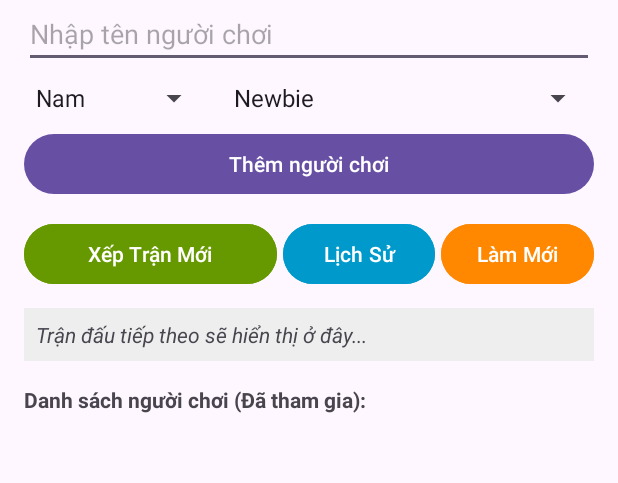
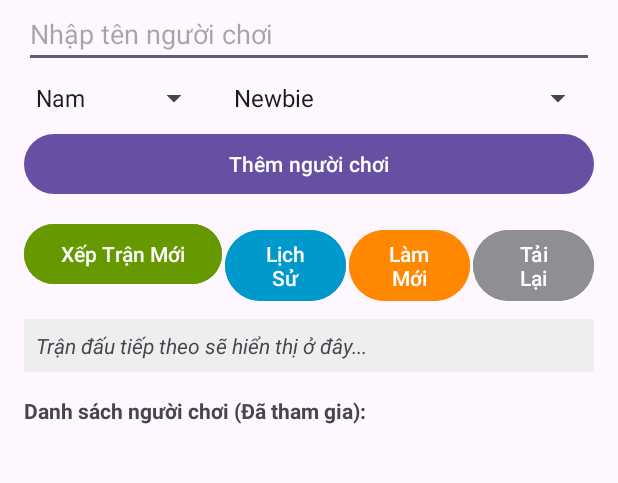
Before and after one commit to nguyentrannguyenthanh-png/Host_Badminton, an Android app: the screen it shows after launch (MainActivity), on a phone screen of 412 x 824 dp, the part 131-614 px from its top. Run offline under Robolectric (Android 15) with nearby library versions, the light colour scheme and no system bars.

Commit message:
Add reload button, score inputs, and detail skill level display to Android app

```diff
--- a/app/src/main/java/com/example/hostbadminton/HistoryManager.java
+++ b/app/src/main/java/com/example/hostbadminton/HistoryManager.java
@@ -114,6 +114,10 @@
         public Integer getScore1() { return score1; }
         public Integer getScore2() { return score2; }
 
+        // 🟢 THÊM 2 HÀM NÀY VÀO LÀ HẾT LỖI
+        public int getRoundNumber() { return roundNumber; }
+        public int getCourtNumber() { return courtNumber; }
+
         public boolean containsPlayer(String playerId) {
             return p1.getId().equals(playerId) || p2.getId().equals(playerId) ||
                     p3.getId().equals(playerId) || p4.getId().equals(playerId);
--- a/app/src/main/res/layout/activity_main.xml
+++ b/app/src/main/res/layout/activity_main.xml
@@ -6,7 +6,7 @@
     android:paddingLeft="16dp"
     android:paddingRight="16dp"
     android:paddingBottom="16dp"
-    android:paddingTop="48dp"> <!-- 🟢 Đẩy toàn bộ giao diện xuống dưới Camera -->
+    android:paddingTop="48dp">
 
     <!-- Tiêu đề ứng dụng -->
     <TextView
@@ -53,7 +53,7 @@
         android:layout_marginTop="8dp"
         android:text="Thêm người chơi" />
 
-    <!-- 🟢 HÀNG NÚT CHỨC NĂNG: Xếp Trận Mới | Lịch Sử | Làm Mới -->
+    <!-- 🟢 HÀNG NÚT CHỨC NĂNG: Xếp Trận Mới | Lịch Sử | Làm Mới | Tải Lại -->
     <LinearLayout
         android:layout_width="match_parent"
         android:layout_height="wrap_content"
@@ -64,7 +64,7 @@
             android:id="@+id/btnSuggestMatch"
             android:layout_width="0dp"
             android:layout_height="wrap_content"
-            android:layout_weight="2"
+            android:layout_weight="1.8"
             android:backgroundTint="@android:color/holo_green_dark"
             android:text="Xếp Trận Mới" />
 
@@ -72,8 +72,8 @@
             android:id="@+id/btnViewHistory"
             android:layout_width="0dp"
             android:layout_height="wrap_content"
-            android:layout_weight="1.2"
-            android:layout_marginStart="4dp"
+            android:layout_weight="1.1"
+            android:layout_marginStart="2dp"
             android:backgroundTint="@android:color/holo_blue_dark"
             android:text="Lịch Sử" />
 
@@ -81,10 +81,19 @@
             android:id="@+id/btnReset"
             android:layout_width="0dp"
             android:layout_height="wrap_content"
-            android:layout_weight="1.2"
-            android:layout_marginStart="4dp"
+            android:layout_weight="1.1"
+            android:layout_marginStart="2dp"
             android:backgroundTint="@android:color/holo_orange_dark"
             android:text="Làm Mới" />
+
+        <Button
+            android:id="@+id/btnReload"
+            android:layout_width="0dp"
+            android:layout_height="wrap_content"
+            android:layout_weight="1.1"
+            android:layout_marginStart="2dp"
+            android:backgroundTint="#8E8E93"
+            android:text="Tải Lại" />
     </LinearLayout>
 
     <!-- Khu vực hiển thị kết quả trận đấu vừa xếp -->
```
Also changed, not shown: app/src/main/java/com/example/hostbadminton/MainActivity.java (+110 -13 lines).
